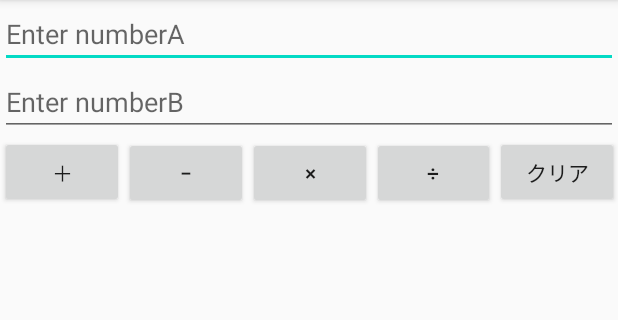
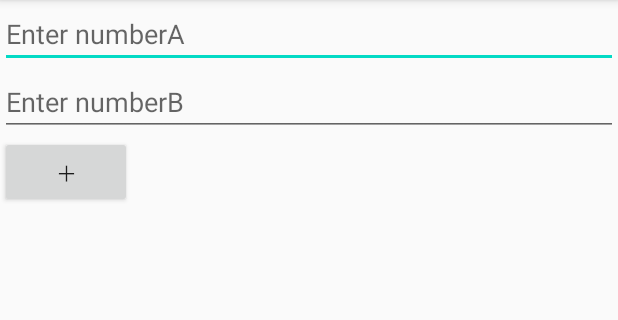
Before and after one commit to KiichiSugihara/Android_Kadai03, an Android app: the screen it shows after launch (MainActivity), on a phone screen of 412 x 824 dp, the part 84-404 px from its top. Run offline under Robolectric (Android 15) with nearby library versions, the phone set to English and light mode, and no system bars; libraries missing offline, so code that uses them is left out: android.os.

Commit message:
copy kadai02

```diff
--- a/app/src/main/res/layout/activity_main.xml
+++ b/app/src/main/res/layout/activity_main.xml
@@ -17,48 +17,77 @@
         android:layout_height="wrap_content"
         android:hint="Enter numberB"
         />
-    <LinearLayout xmlns:android="http://schemas.android.com/apk/res/android"
-        android:orientation="horizontal"
-        android:layout_width="match_parent"
-        android:layout_height="match_parent"
-        >
     <Button
         android:layout_width="wrap_content"
         android:layout_height="wrap_content"
-        android:layout_weight="0.2"
         android:text="＋"
         android:onClick="sendMessage"
         />
-    <Button
-        android:layout_width="wrap_content"
-        android:layout_height="wrap_content"
-        android:layout_weight="0.2"
-        android:text="−"
-        android:onClick="sendMessage"
-        />
-        <Button
-            android:layout_width="wrap_content"
-            android:layout_height="wrap_content"
-            android:layout_weight="0.2"
-            android:text="×"
-            android:onClick="sendMessage"
-            />
-        <Button
-            android:layout_width="wrap_content"
-            android:layout_height="wrap_content"
-            android:layout_weight="0.2"
-            android:text="÷"
-            android:onClick="sendMessage"
-            />
-        <Button
-            android:layout_width="wrap_content"
-            android:layout_height="wrap_content"
-            android:layout_weight="0.2"
-            android:text="クリア"
-            android:onClick="sendMessage"
-            />
-    </LinearLayout>
     <TextView  android:id="@+id/view_message"
         android:layout_width="match_parent"
         android:layout_height="wrap_content" />
 </LinearLayout>
+<!--<?xml version="1.0" encoding="utf-8"?>-->
+<!--<LinearLayout xmlns:android="http://schemas.android.com/apk/res/android"-->
+<!--    xmlns:tools="http://schemas.android.com/tools"-->
+<!--    android:layout_width="match_parent"-->
+<!--    android:layout_height="match_parent"-->
+<!--    android:orientation="vertical"-->
+<!--    >-->
+<!--    <EditText-->
+<!--        android:id="@+id/edit_message_a"-->
+<!--        android:layout_width="match_parent"-->
+<!--        android:layout_height="wrap_content"-->
+<!--        android:hint="Enter numberA"-->
+<!--        />-->
+<!--    <EditText-->
+<!--        android:id="@+id/edit_message_b"-->
+<!--        android:layout_width="match_parent"-->
+<!--        android:layout_height="wrap_content"-->
+<!--        android:hint="Enter numberB"-->
+<!--        />-->
+<!--    <LinearLayout xmlns:android="http://schemas.android.com/apk/res/android"-->
+<!--        android:orientation="horizontal"-->
+<!--        android:layout_width="match_parent"-->
+<!--        android:layout_height="match_parent"-->
+<!--        >-->
+<!--    <Button-->
+<!--        android:layout_width="wrap_content"-->
+<!--        android:layout_height="wrap_content"-->
+<!--        android:layout_weight="0.2"-->
+<!--        android:text="＋"-->
+<!--        android:onClick="sendMessage"-->
+<!--        />-->
+<!--&lt;!&ndash;    <Button&ndash;&gt;-->
+<!--&lt;!&ndash;        android:layout_width="wrap_content"&ndash;&gt;-->
+<!--&lt;!&ndash;        android:layout_height="wrap_content"&ndash;&gt;-->
+<!--&lt;!&ndash;        android:layout_weight="0.2"&ndash;&gt;-->
+<!--&lt;!&ndash;        android:text="−"&ndash;&gt;-->
+<!--&lt;!&ndash;        android:onClick="minusNumber"&ndash;&gt;-->
+<!--&lt;!&ndash;        />&ndash;&gt;-->
+<!--&lt;!&ndash;        <Button&ndash;&gt;-->
+<!--&lt;!&ndash;            android:layout_width="wrap_content"&ndash;&gt;-->
+<!--&lt;!&ndash;            android:layout_height="wrap_content"&ndash;&gt;-->
+<!--&lt;!&ndash;            android:layout_weight="0.2"&ndash;&gt;-->
+<!--&lt;!&ndash;            android:text="×"&ndash;&gt;-->
+<!--&lt;!&ndash;            android:onClick="multiplyNumber"&ndash;&gt;-->
+<!--&lt;!&ndash;            />&ndash;&gt;-->
+<!--&lt;!&ndash;        <Button&ndash;&gt;-->
+<!--&lt;!&ndash;            android:layout_width="wrap_content"&ndash;&gt;-->
+<!--&lt;!&ndash;            android:layout_height="wrap_content"&ndash;&gt;-->
+<!--&lt;!&ndash;            android:layout_weight="0.2"&ndash;&gt;-->
+<!--&lt;!&ndash;            android:text="÷"&ndash;&gt;-->
+<!--&lt;!&ndash;            android:onClick="divideNumber"&ndash;&gt;-->
+<!--&lt;!&ndash;            />&ndash;&gt;-->
+<!--&lt;!&ndash;        <Button&ndash;&gt;-->
+<!--&lt;!&ndash;            android:layout_width="wrap_content"&ndash;&gt;-->
+<!--&lt;!&ndash;            android:layout_height="wrap_content"&ndash;&gt;-->
+<!--&lt;!&ndash;            android:layout_weight="0.2"&ndash;&gt;-->
+<!--&lt;!&ndash;            android:text="クリア"&ndash;&gt;-->
+<!--&lt;!&ndash;            android:onClick="clearNumber"&ndash;&gt;-->
+<!--&lt;!&ndash;            />&ndash;&gt;-->
+<!--    </LinearLayout>-->
+<!--    <TextView  android:id="@+id/view_message"-->
+<!--        android:layout_width="match_parent"-->
+<!--        android:layout_height="wrap_content" />-->
+<!--</LinearLayout>-->
```
Also changed, not shown: app/src/main/java/com/example/kadai03/MainActivity.java (+57 -0 lines).
